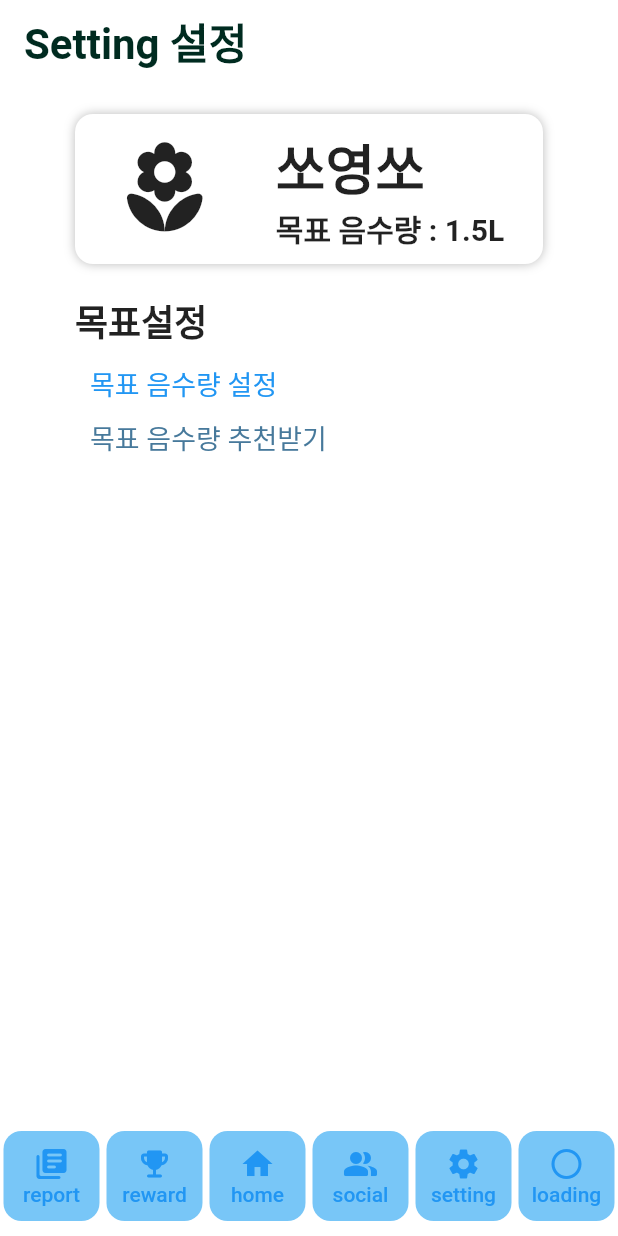
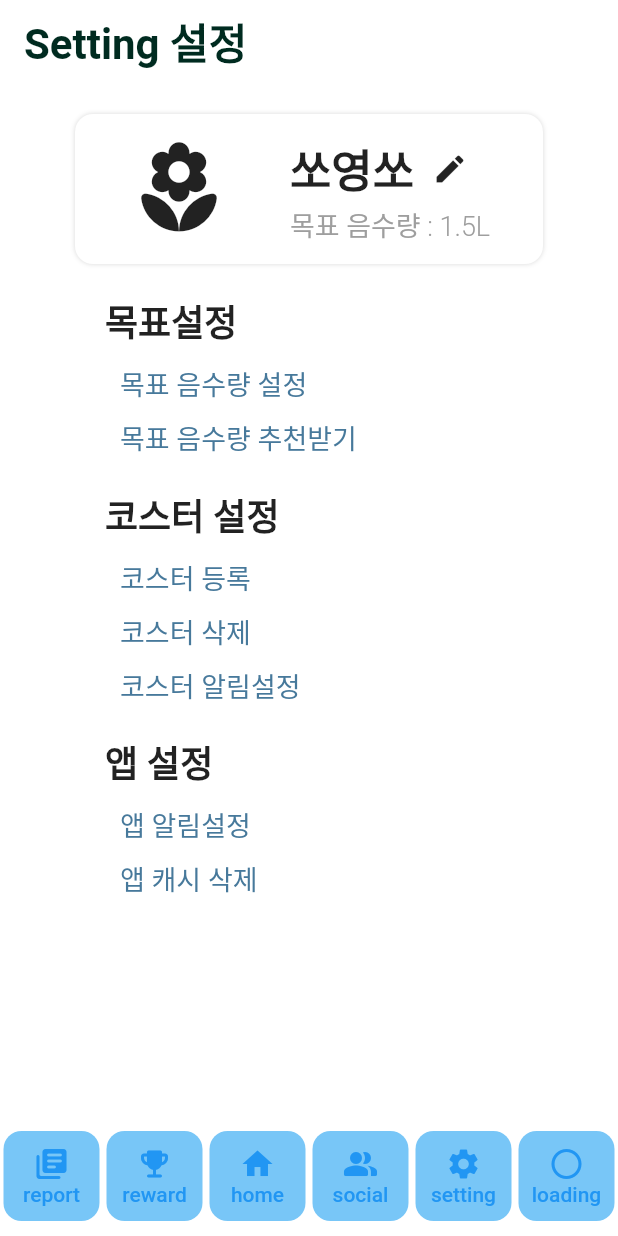
Before and after one commit to yu-so-young2/habitat, a Flutter app: the SettingScreen screen opened by its route, on a phone screen of 412 x 824 dp. Run offline on Flutter 3.47's test engine with Material 2 defaults, Android fonts, the phone set to English and light mode, and no system bars; our stand-ins replace flutter_blue_plus, step_progress_indicator; missing offline and left inert: indexed, sliding_up_panel2; network calls fail; Roboto replaces fonts that are missing (SeoulNamsan).

Commit message:
Fix : Setting Page

```diff
--- a/habitat/lib/screens/settingscreen/setting_screen.dart
+++ b/habitat/lib/screens/settingscreen/setting_screen.dart
@@ -1,5 +1,7 @@
 import 'package:flutter/material.dart';
+import 'package:habitat/api/user/api_users.dart';
 import 'package:habitat/screens/settingscreen/coaster_connect.dart';
+import 'package:habitat/screens/settingscreen/modify_goal_screen.dart';
 import 'package:habitat/screens/settingscreen/setting_water.dart';
 import 'package:habitat/widgets/dock_bar.dart';
 
@@ -11,6 +13,10 @@ class SettingScreen extends StatefulWidget {
 }
 
 class _SettingScreenState extends State<SettingScreen> {
+  bool isEdited = false;
+  String nick = '';
+  TextEditingController tec = TextEditingController();
+
   @override
   Widget build(BuildContext context) {
     return Scaffold(
@@ -45,6 +51,7 @@ class _SettingScreenState extends State<SettingScreen> {
             mainAxisAlignment: MainAxisAlignment.start,
             children: [
               Container(
+                width: MediaQuery.of(context).size.width,
                 margin:
                     const EdgeInsets.symmetric(horizontal: 50, vertical: 20),
                 height: 100,
@@ -56,17 +63,17 @@ class _SettingScreenState extends State<SettingScreen> {
                   ),
                   boxShadow: [
                     BoxShadow(
-                      color: Colors.grey.withOpacity(0.7),
-                      blurRadius: 5.0,
+                      color: Colors.grey.withOpacity(0.4),
+                      blurRadius: 2.0,
                       spreadRadius: 0.0,
                       offset: const Offset(0, 0),
                     )
                   ],
                 ),
-                child: const Row(
+                child: Row(
                   mainAxisAlignment: MainAxisAlignment.center,
                   children: [
-                    Padding(
+                    const Padding(
                       padding: EdgeInsets.only(right: 40),
                       child: Icon(
                         Icons.local_florist_rounded,
@@ -77,18 +84,51 @@ class _SettingScreenState extends State<SettingScreen> {
                       mainAxisAlignment: MainAxisAlignment.center,
                       crossAxisAlignment: CrossAxisAlignment.start,
                       children: [
-                        Text(
-                          "쏘영쏘",
-                          style: TextStyle(
-                            fontSize: 36,
-                            fontWeight: FontWeight.w600,
-                          ),
+                        Row(
+                          children: [
+                            isEdited
+                                ? SizedBox(
+                                    width: 100,
+                                    height: 10,
+                                    child: TextField(
+                                      controller: tec,
+                                      onChanged: (val) {
+                                        setState(() {
+                                          nick = val;
+                                        });
+                                      },
+                                    ))
+                                : const Text(
+                                    "쏘영쏘",
+                                    style: TextStyle(
+                                      fontSize: 30,
+                                      fontWeight: FontWeight.w600,
+                                    ),
+                                  ),
+                            isEdited
+                                ? TextButton(
+                                    onPressed: () {
+                                      ApiUsers()
+                                          .changeUserNickname(nick, 'asdf');
+                                    },
+                                    child: const Text('수정'))
+                                : IconButton(
+                                    icon: const Icon(Icons.edit),
+                                    onPressed: () {
+                                      setState(() {
+                                        isEdited = true;
+                                      });
+                                      // ApiUsers().changeUserNickname(nick, 'asdf');
+                                    },
+                                  )
+                          ],
                         ),
-                        Text(
+                        const Text(
                           "목표 음수량 : 1.5L",
                           style: TextStyle(
-                            fontSize: 20,
-                            fontWeight: FontWeight.w600,
+                            fontSize: 18,
+                            fontWeight: FontWeight.w300,
+                            color: Colors.grey,
                           ),
                         ),
                       ],
@@ -116,15 +156,24 @@ class settingbox extends StatefulWidget {
 }
 
 class _settingboxState extends State<settingbox> {
+  onSettingGoal() {
+    Navigator.push(context,
+        MaterialPageRoute(builder: (context) => const ModifyGoalScreen()));
+  }
+
   onSettingWater() {
     Navigator.push(
         context, MaterialPageRoute(builder: (context) => const SettingWater()));
   }
 
+  onDeleteCoaster() {}
+
+  onSettingCoaster() {}
+
   @override
   Widget build(BuildContext context) {
     return Container(
-      margin: const EdgeInsets.only(left: 50, bottom: 20),
+      margin: const EdgeInsets.only(left: 70, bottom: 20),
       alignment: Alignment.bottomLeft,
       child: Column(
         crossAxisAlignment: CrossAxisAlignment.start,
@@ -140,15 +189,10 @@ class _settingboxState extends State<settingbox> {
             height: 6,
           ),
           TextButton(
-            onPressed: () {
-              Navigator.push(
-                  context,
-                  MaterialPageRoute(
-                    builder: (context) => const CoasterConnect(),
-                  ));
-            },
+            onPressed: onSettingGoal,
             style: TextButton.styleFrom(
               // minimumSize: Size.zero,
+              foregroundColor: const Color(0xff47799B),
               padding: const EdgeInsets.only(left: 10),
               tapTargetSize: MaterialTapTargetSize.shrinkWrap,
             ),
@@ -175,6 +219,115 @@ class _settingboxState extends State<settingbox> {
               ),
             ),
           ),
+          const SizedBox(
+            height: 15,
+          ),
+          const Text(
+            "코스터 설정",
+            style: TextStyle(
+              fontSize: 24,
+              fontWeight: FontWeight.w600,
+            ),
+          ),
+          const SizedBox(
+            height: 6,
+          ),
+          TextButton(
+            onPressed: () {
+              Navigator.push(
+                  context,
+                  MaterialPageRoute(
+                    builder: (context) => const CoasterConnect(),
+                  ));
+            },
+            style: TextButton.styleFrom(
+              // minimumSize: Size.zero,
+              foregroundColor: const Color(0xff47799B),
+              padding: const EdgeInsets.only(left: 10),
+              tapTargetSize: MaterialTapTargetSize.shrinkWrap,
+            ),
+            child: const Text(
+              "코스터 등록",
+              style: TextStyle(
+                fontSize: 18,
+                fontWeight: FontWeight.w400,
+              ),
+            ),
+          ),
+          TextButton(
+            onPressed: onDeleteCoaster,
+            style: TextButton.styleFrom(
+              foregroundColor: const Color(0xff47799B),
+              padding: const EdgeInsets.only(left: 10),
+              tapTargetSize: MaterialTapTargetSize.shrinkWrap,
+            ),
+            child: const Text(
+              "코스터 삭제",
+              style: TextStyle(
+                fontSize: 18,
+                fontWeight: FontWeight.w400,
+              ),
+            ),
+          ),
+          TextButton(
+            onPressed: onSettingCoaster,
+            style: TextButton.styleFrom(
+              foregroundColor: const Color(0xff47799B),
+              padding: const EdgeInsets.only(left: 10),
+              tapTargetSize: MaterialTapTargetSize.shrinkWrap,
+            ),
+            child: const Text(
+              "코스터 알림설정",
+              style: TextStyle(
+                fontSize: 18,
+                fontWeight: FontWeight.w400,
+              ),
+            ),
+          ),
+          const SizedBox(
+            height: 15,
+          ),
+          const Text(
+            "앱 설정",
+            style: TextStyle(
+              fontSize: 24,
+              fontWeight: FontWeight.w600,
+            ),
+          ),
+          const SizedBox(
+            height: 6,
+          ),
+          TextButton(
+            onPressed: () {},
+            style: TextButton.styleFrom(
+              // minimumSize: Size.zero,
+              foregroundColor: const Color(0xff47799B),
+              padding: const EdgeInsets.only(left: 10),
+              tapTargetSize: MaterialTapTargetSize.shrinkWrap,
+            ),
+            child: const Text(
+              "앱 알림설정",
+              style: TextStyle(
+                fontSize: 18,
+                fontWeight: FontWeight.w400,
+              ),
+            ),
+          ),
+          TextButton(
+            onPressed: () {},
+            style: TextButton.styleFrom(
+              foregroundColor: const Color(0xff47799B),
+              padding: const EdgeInsets.only(left: 10),
+              tapTargetSize: MaterialTapTargetSize.shrinkWrap,
+            ),
+            child: const Text(
+              "앱 캐시 삭제",
+              style: TextStyle(
+                fontSize: 18,
+                fontWeight: FontWeight.w400,
+              ),
+            ),
+          ),
         ],
       ),
     );
```
Also changed, not shown: habitat/lib/api/friends/api_friendrequest.dart (+10 -0 lines), habitat/lib/api/friends/api_sendrequestcode.dart (added, +28 -0 lines), habitat/lib/api/user/api_users.dart (+17 -0 lines), habitat/lib/screens/settingscreen/modify_goal_screen.dart (added, +10 -0 lines), habitat/lib/screens/social/friend_list.dart (+8 -2 lines), habitat/lib/screens/social/social_screen.dart (+9 -3 lines).
